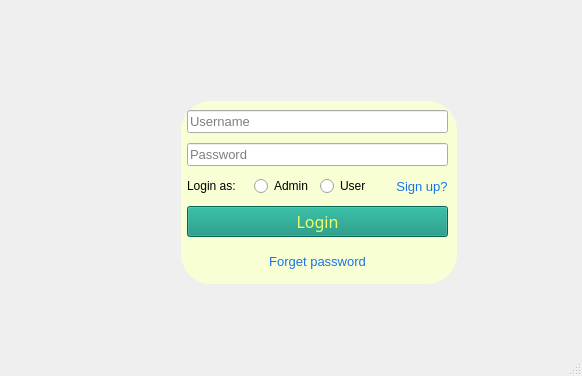
Before: the Qt Designer form ui/login/login.ui in nguyenbphan12001-rimzy/Do-an-cuoi-ki-Nhom8_KTLT, drawn with Qt 5.
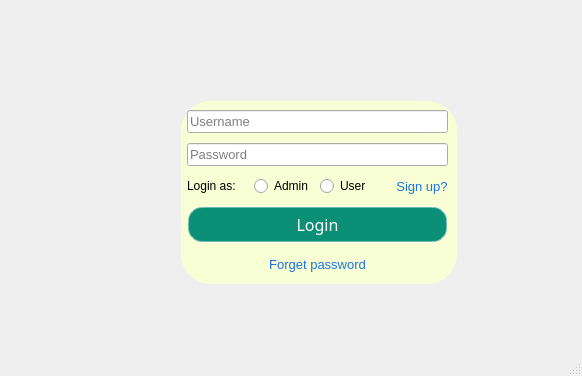
After: the same form once the commit is applied. Icons and pictures are not drawn.

Commit message: Add hover dashboard,login,booking

The edit to the form file:
```diff
--- a/ui/login/login.ui
+++ b/ui/login/login.ui
@@ -199,8 +199,24 @@
               </font>
              </property>
              <property name="styleSheet">
-              <string notr="true">background-color: rgb(11, 143, 119);
-color: rgb(236, 255, 104)</string>
+              <string notr="true">/* Trạng thái mặc định (CÓ VIỀN MẢNH) */
+QPushButton#pushButtonLogin {
+    background-color: rgb(11, 143, 119); /* Giữ màu xanh chuẩn của mày */
+    color: white;
+    border-radius: 15px; /* Bo góc viên thuốc */
+    padding: 5px;
+    
+    /* 👇 PHẦN THÊM VIỀN NẰM Ở ĐÂY 👇 */
+    border: 2px solid rgba(255, 255, 255, 100); /* Viền trắng mảnh, độ mờ 100 */
+}
+
+/* Trạng thái khi rê chuột vào (Hover) */
+QPushButton#pushButtonLogin:hover {
+    background-color: rgb(8, 115, 95); /* Màu đậm hơn khi hover */
+    
+    /* Thay đổi viền khi hover để nút nổi bật hơn */
+    border: 2px solid rgba(255, 255, 255, 180); /* Viền trắng sáng hơn */
+}</string>
              </property>
              <property name="text">
               <string>Login</string>
```
Left out of the diff: 2 changed lines with no effect on the pictures. The commit also changes 7 other files.
